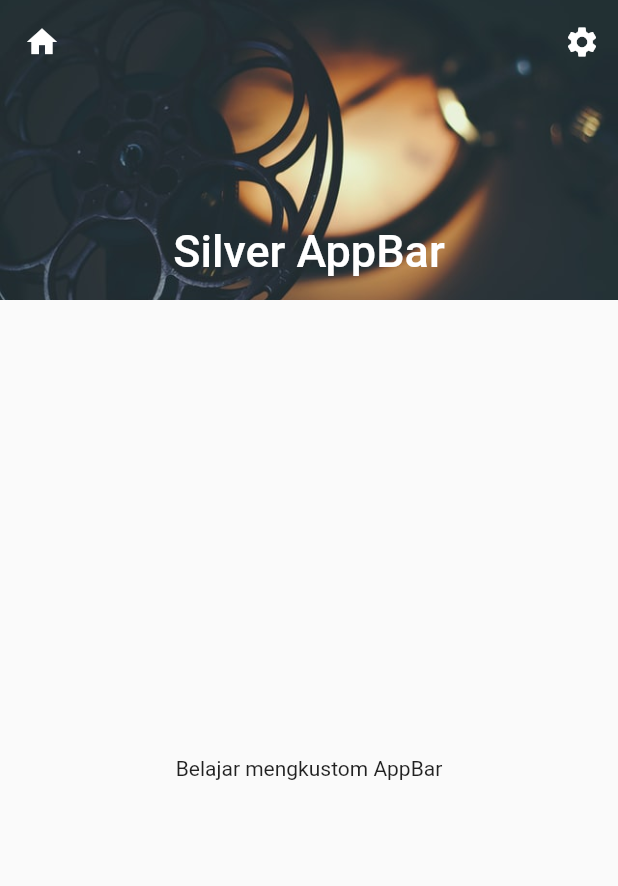
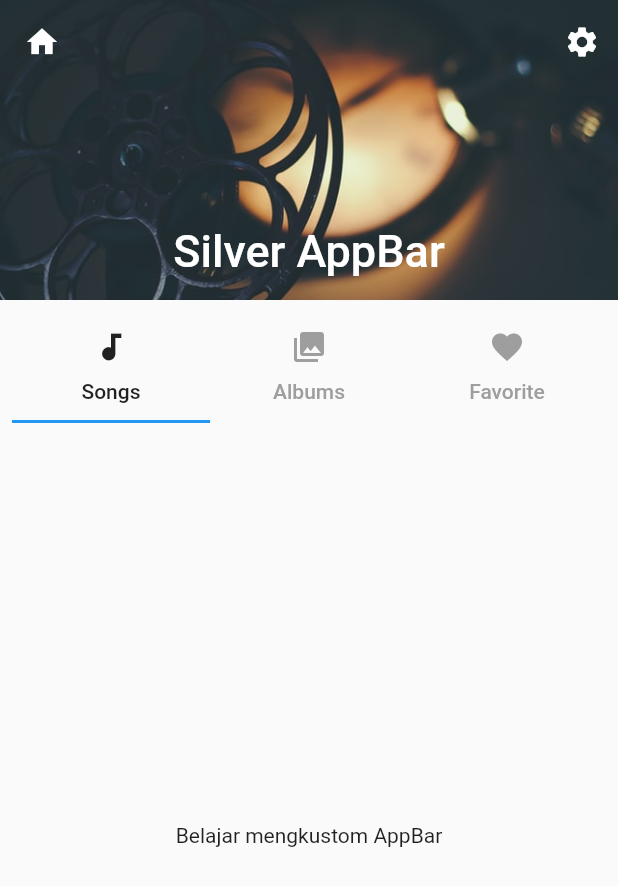
Before and after one commit to dhonstudio/flutter_routing, a Flutter app: the screen it shows after launch, on a phone screen of 412 x 824 dp. Shown: the top 886 px of the screen. Run offline on Flutter 3.47's test engine with Material 2 defaults, Android fonts, the phone set to English and light mode, and no system bars.

Commit message:
Add TapBar

```diff
--- a/lib/sliverappbar.dart
+++ b/lib/sliverappbar.dart
@@ -6,7 +6,9 @@ class MySliverAppBar extends StatelessWidget {
   @override
   Widget build(BuildContext context) {
     return Scaffold(
-      body: NestedScrollView(
+        body: DefaultTabController(
+      length: 3,
+      child: NestedScrollView(
         headerSliverBuilder: (BuildContext context, bool innerBoxIsScrolled) {
           return <Widget>[
             SliverAppBar(
@@ -42,6 +44,32 @@ class MySliverAppBar extends StatelessWidget {
                   fit: BoxFit.cover,
                 ),
               ),
+            ),
+            SliverPadding(
+              padding: EdgeInsets.all(8.0),
+              sliver: SliverList(
+                  delegate: SliverChildListDelegate(
+                [
+                  TabBar(
+                    labelColor: Colors.black87,
+                    unselectedLabelColor: Colors.grey,
+                    tabs: [
+                      Tab(
+                        icon: Icon(Icons.audiotrack),
+                        text: 'Songs',
+                      ),
+                      Tab(
+                        icon: Icon(Icons.collections),
+                        text: 'Albums',
+                      ),
+                      Tab(
+                        icon: Icon(Icons.favorite),
+                        text: 'Favorite',
+                      ),
+                    ],
+                  )
+                ],
+              )),
             )
           ];
         },
@@ -52,6 +80,6 @@ class MySliverAppBar extends StatelessWidget {
           ),
         ),
       ),
-    );
+    ));
   }
 }
```
